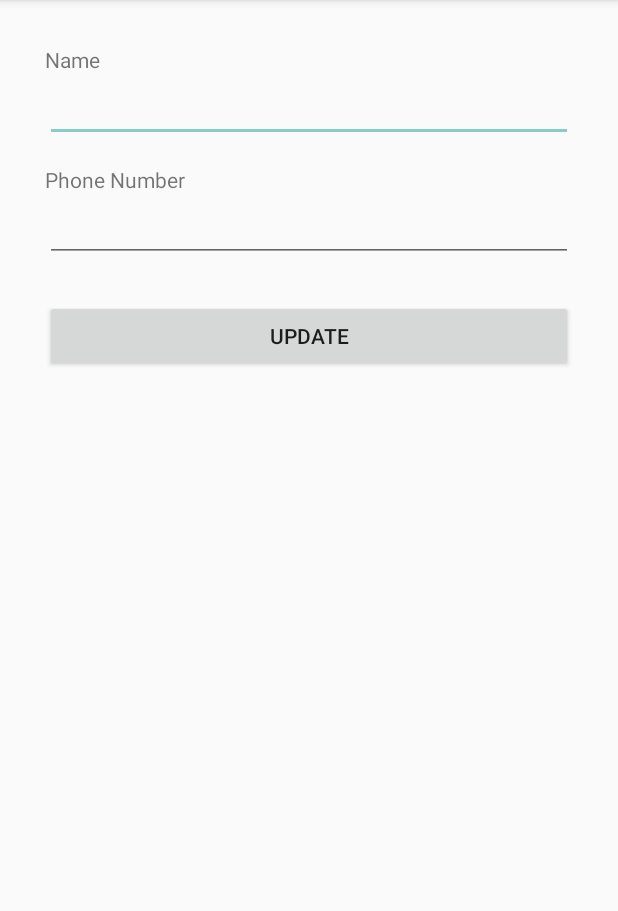
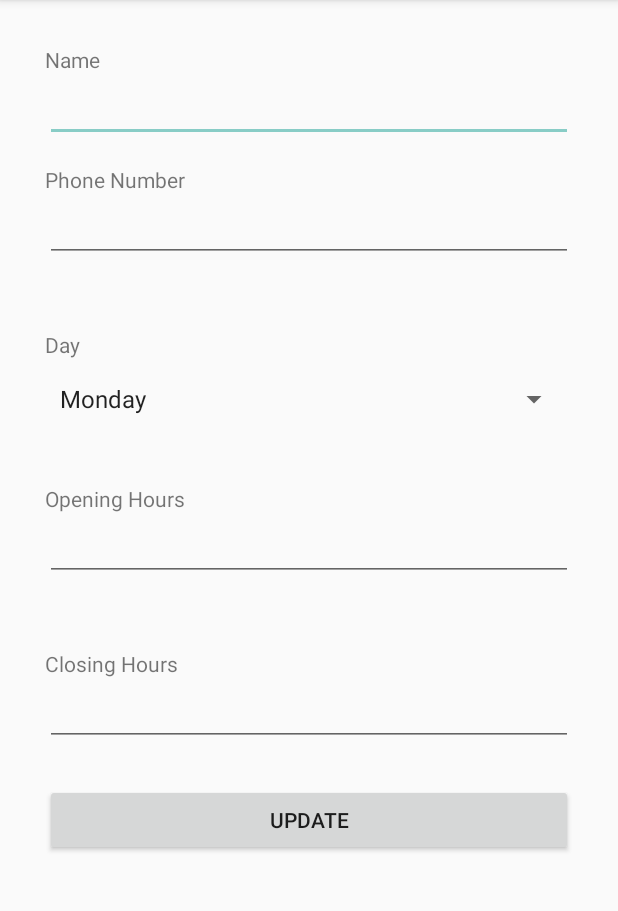
Before and after one commit to SEG2105-uottawa/seg2505-projet-a19-21, an Android app: the EditClinicActivity screen opened directly, with no data from a screen before it, on a phone screen of 412 x 824 dp, the part 84-995 px from its top. Run offline under Robolectric (Android 15) with nearby library versions, the phone set to English and light mode, and no system bars; our stand-ins replace Firebase (no records; nobody signed in at launch, a user with empty details on screens opened directly).

Commit message:
layout debug

```diff
--- a/ClinicApp/app/src/main/java/com/a19_21/clinicapp/controller/AdminActivity.java
+++ b/ClinicApp/app/src/main/java/com/a19_21/clinicapp/controller/AdminActivity.java
@@ -1,7 +1,4 @@
 package com.a19_21.clinicapp.controller;
-
-import androidx.annotation.NonNull;
-import androidx.appcompat.app.AppCompatActivity;
 
 import android.content.Intent;
 import android.os.Bundle;
@@ -11,6 +8,9 @@ import android.view.MenuItem;
 import android.view.View;
 import android.widget.Button;
 import android.widget.TextView;
+
+import androidx.annotation.NonNull;
+import androidx.appcompat.app.AppCompatActivity;
 
 import com.a19_21.clinicapp.R;
 import com.a19_21.clinicapp.model.User;
--- a/ClinicApp/app/src/main/res/layout/activity_edit_clinic.xml
+++ b/ClinicApp/app/src/main/res/layout/activity_edit_clinic.xml
@@ -8,12 +8,12 @@
     tools:context=".controller.CreateClinicActivity">
 
     <TextView
+        android:id="@+id/textView6"
         android:layout_width="match_parent"
         android:layout_height="wrap_content"
         android:layout_marginHorizontal="30dp"
         android:layout_marginTop="30dp"
-        android:text="Name"
-        />
+        android:text="Name" />
 
     <EditText
         android:id="@+id/activity_edit_clinic_name_input"
@@ -39,14 +39,57 @@
         android:layout_marginBottom="15dp"
         />
 
+    <TextView
+        android:layout_width="match_parent"
+        android:layout_height="wrap_content"
+        android:layout_marginHorizontal="30dp"
+        android:layout_marginTop="30dp"
+        android:text="Day" />
+
+    <Spinner
+        android:id="@+id/spinner"
+        android:layout_width="348dp"
+        android:layout_height="53dp"
+        android:layout_gravity="center"
+        android:entries="@array/days" />
+
+    <TextView
+        android:id="@+id/textView4"
+        android:layout_width="match_parent"
+        android:layout_height="wrap_content"
+        android:layout_marginHorizontal="30dp"
+        android:layout_marginTop="30dp"
+        android:text="Opening Hours" />
+
+    <EditText
+        android:id="@+id/activity_edit_clinic_name_input2"
+        android:layout_width="match_parent"
+        android:layout_height="wrap_content"
+        android:layout_marginHorizontal="30dp"
+        android:layout_marginBottom="15dp" />
+
+    <TextView
+        android:id="@+id/textView5"
+        android:layout_width="match_parent"
+        android:layout_height="wrap_content"
+        android:layout_marginHorizontal="30dp"
+        android:layout_marginTop="30dp"
+        android:text="Closing Hours" />
+
+    <EditText
+        android:id="@+id/activity_edit_clinic_name_input3"
+        android:layout_width="match_parent"
+        android:layout_height="wrap_content"
+        android:layout_marginHorizontal="30dp"
+        android:layout_marginBottom="15dp" />
+
     <Button
         android:id="@+id/activity_update_clinic_btn"
         android:layout_width="match_parent"
         android:layout_height="wrap_content"
+        android:layout_marginHorizontal="30dp"
         android:layout_marginVertical="10dp"
-        android:layout_marginHorizontal="30dp"
-        android:text="Update"
-        />
+        android:text="Update" />
 
 
 </LinearLayout>
--- a/ClinicApp/app/src/main/res/layout/activity_main.xml
+++ b/ClinicApp/app/src/main/res/layout/activity_main.xml
@@ -1,5 +1,7 @@
 <?xml version="1.0" encoding="utf-8"?>
+
 <LinearLayout
+
     xmlns:android="http://schemas.android.com/apk/res/android"
     xmlns:app="http://schemas.android.com/apk/res-auto"
     xmlns:tools="http://schemas.android.com/tools"
@@ -7,6 +9,8 @@
     android:layout_height="match_parent"
     android:gravity="center"
     android:orientation="vertical"
+    android:background="#ffffff"
+
     tools:context=".controller.MainActivity">
 
     <ImageView
--- a/ClinicApp/app/src/main/res/values/strings.xml
+++ b/ClinicApp/app/src/main/res/values/strings.xml
@@ -5,7 +5,15 @@
         <item>Employee</item>
         <item>Patient</item>
     </string-array>
-
+    <string-array name="days">
+        <item>Monday</item>
+        <item>Tuesday</item>
+        <item>Wednesday</item>
+        <item>Thursday</item>
+        <item>Friday</item>
+        <item>Saturday</item>
+        <item>Sunday</item>
+    </string-array>
     <string-array name="countries">
         <item>Maroc</item>
         <item>Canada</item>
```
Also changed, not shown: ClinicApp/app/src/main/res/layout/activity_admin.xml (+10 -8 lines), ClinicApp/app/src/main/res/layout/activity_create_service.xml (+9 -11 lines), ClinicApp/app/src/main/res/layout/activity_time_search.xml (+18 -3 lines).
